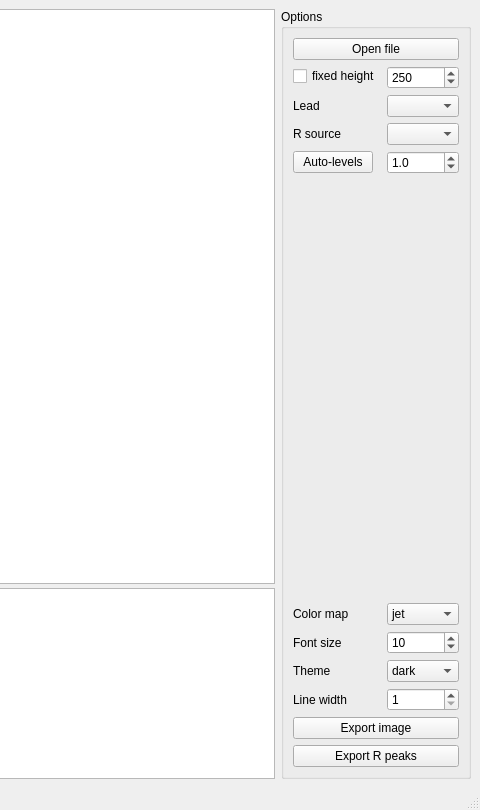
Qt form mainwindow.ui (tomgrad/carpets) before a commit; both pictures show x 647 to 1127 and y 0 to 810 of the 1127 by 810 pixel window.
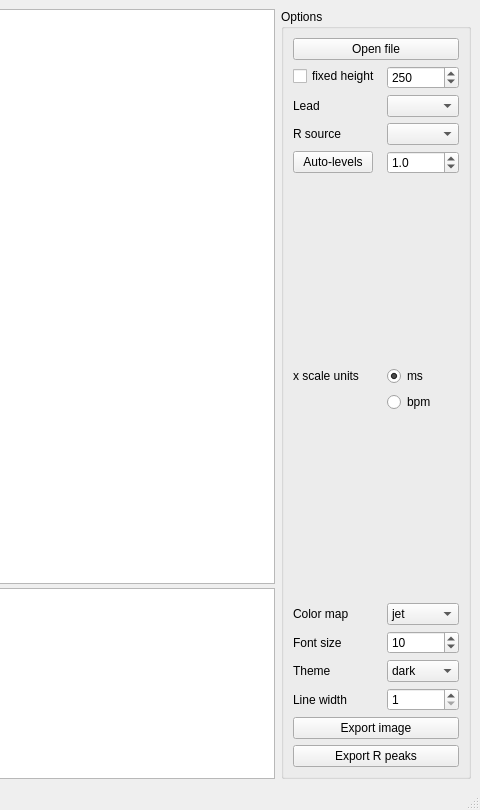
The same form after that commit. Custom widgets are drawn as their Qt base class.

Commit message: Add x-axis unit selection

The edit to the form file:
```diff
--- a/mainwindow.ui
+++ b/mainwindow.ui
@@ -105,7 +105,7 @@
          <item row="3" column="1">
           <widget class="QComboBox" name="rSourceLeadComboBox"/>
          </item>
-         <item row="5" column="1">
+         <item row="8" column="1">
           <spacer name="verticalSpacer">
            <property name="orientation">
             <enum>Qt::Orientation::Vertical</enum>
@@ -118,14 +118,14 @@
            </property>
           </spacer>
          </item>
-         <item row="6" column="0">
+         <item row="9" column="0">
           <widget class="QLabel" name="label_2">
            <property name="text">
             <string>Color map</string>
            </property>
           </widget>
          </item>
-         <item row="6" column="1">
+         <item row="9" column="1">
           <widget class="QComboBox" name="cmapComboBox">
            <item>
             <property name="text">
@@ -159,14 +159,14 @@
            </item>
           </widget>
          </item>
-         <item row="7" column="0">
+         <item row="10" column="0">
           <widget class="QLabel" name="label">
            <property name="text">
             <string>Font size</string>
            </property>
           </widget>
          </item>
-         <item row="7" column="1">
+         <item row="10" column="1">
           <widget class="QSpinBox" name="fontSizeSpinBox">
            <property name="minimum">
             <number>5</number>
@@ -179,14 +179,14 @@
            </property>
           </widget>
          </item>
-         <item row="8" column="0">
+         <item row="11" column="0">
           <widget class="QLabel" name="label_4">
            <property name="text">
             <string>Theme</string>
            </property>
           </widget>
          </item>
-         <item row="8" column="1">
+         <item row="11" column="1">
           <widget class="QComboBox" name="themeComboBox">
            <item>
             <property name="text">
@@ -200,7 +200,7 @@
            </item>
           </widget>
          </item>
-         <item row="9" column="1">
+         <item row="12" column="1">
           <widget class="QSpinBox" name="lineWidthSpinBox">
            <property name="minimum">
             <number>1</number>
@@ -210,7 +210,7 @@
            </property>
           </widget>
          </item>
-         <item row="9" column="0">
+         <item row="12" column="0">
           <widget class="QLabel" name="label_6">
            <property name="text">
             <string>Line width</string>
@@ -243,6 +243,52 @@
            </property>
           </widget>
          </item>
+         <item row="7" column="1">
+          <widget class="QRadioButton" name="bpmRadioButton">
+           <property name="text">
+            <string>bpm</string>
+           </property>
+           <attribute name="buttonGroup">
+            <string notr="true">buttonGroup</string>
+           </attribute>
+          </widget>
+         </item>
+         <item row="6" column="1">
+          <widget class="QRadioButton" name="msRadioButton">
+           <property name="text">
+            <string>ms</string>
+           </property>
+           <property name="checked">
+            <bool>true</bool>
+           </property>
+           <attribute name="buttonGroup">
+            <string notr="true">buttonGroup</string>
+           </attribute>
+          </widget>
+         </item>
+         <item row="6" column="0">
+          <widget class="QLabel" name="label_7">
+           <property name="text">
+            <string>x scale units</string>
+           </property>
+           <property name="alignment">
+            <set>Qt::AlignmentFlag::AlignCenter</set>
+           </property>
+          </widget>
+         </item>
+         <item row="5" column="1">
+          <spacer name="verticalSpacer_2">
+           <property name="orientation">
+            <enum>Qt::Orientation::Vertical</enum>
+           </property>
+           <property name="sizeHint" stdset="0">
+            <size>
+             <width>20</width>
+             <height>40</height>
+            </size>
+           </property>
+          </spacer>
+         </item>
         </layout>
        </item>
        <item>
```
Left out of the diff: 3 changed lines with no effect on the pictures. The commit also changes 5 other files.
